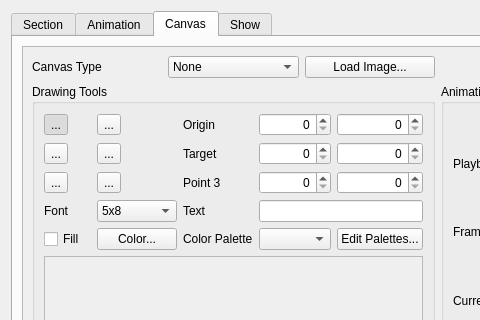
First picture: the form in src/widget/maestrocontrolwidget.ui, repository 8bitbuddhist/PixelMaestro-Studio, before the edit; both pictures show x 0 to 480 and y 0 to 320 of the 610 by 500 pixel window.
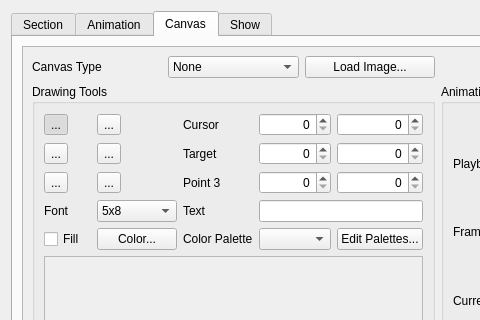
Second picture: the form after the edit. The open tabs and pages were chosen to show the change. Icons and pictures are not drawn.

```diff
--- a/src/widget/maestrocontrolwidget.ui
+++ b/src/widget/maestrocontrolwidget.ui
@@ -678,7 +678,7 @@
               <item row="0" column="3">
                <widget class="QLabel" name="originLabel">
                 <property name="text">
-                 <string>Origin</string>
+                 <string>Cursor</string>
                 </property>
                </widget>
               </item>
```
Left out of the diff: 2 changed lines with no effect on the pictures.
